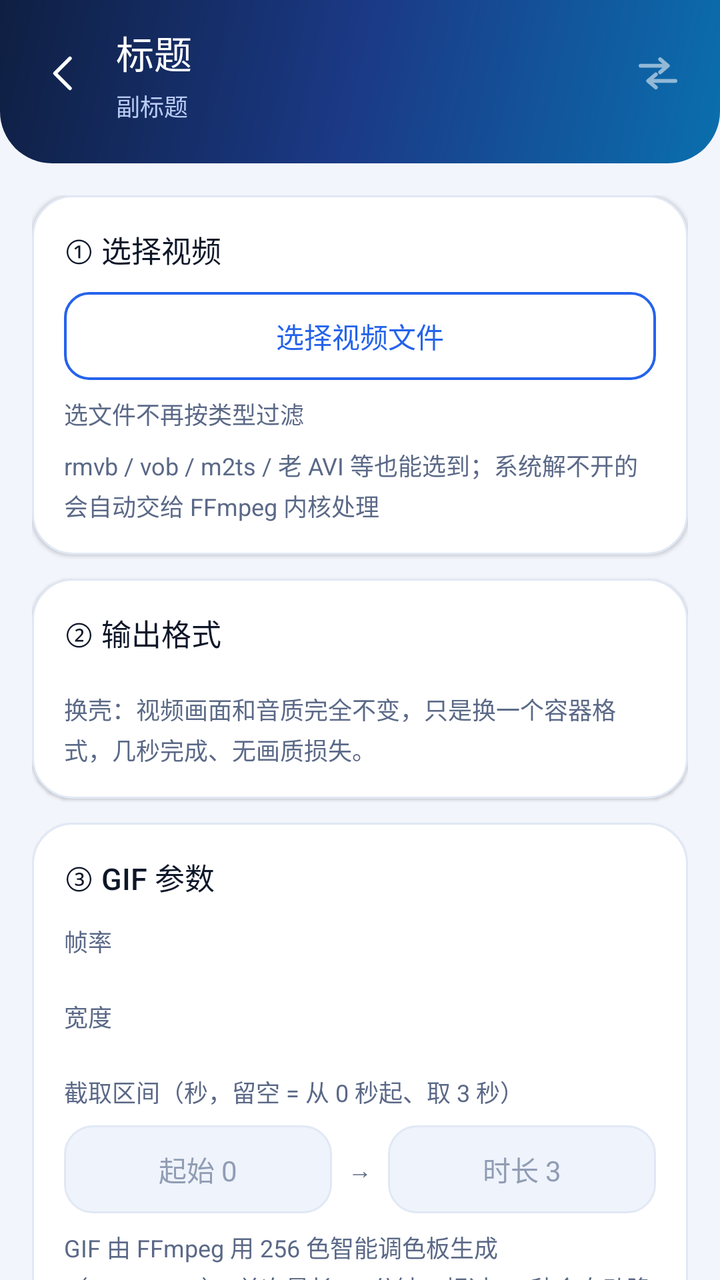
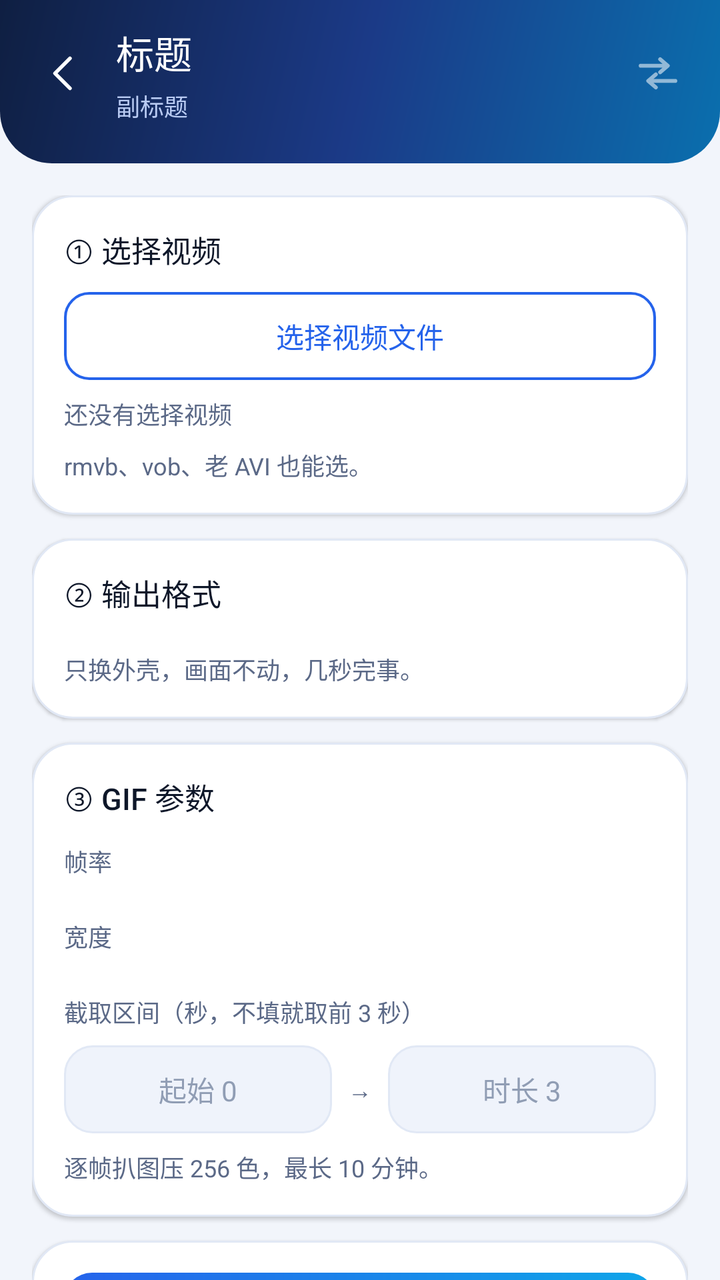

Two renders of the same Android screen: before a commit and after it. Below are the layout's source before the change and the commit's diff.
<!-- AndroidManifest.xml: application theme AppTheme -->
<!-- res/layout/activity_video.xml -->
<?xml version="1.0" encoding="utf-8"?>
<ScrollView xmlns:android="http://schemas.android.com/apk/res/android"
    android:layout_width="match_parent"
    android:layout_height="match_parent"
    android:background="@color/bg"
    android:fillViewport="true"
    android:scrollbars="none">

    <LinearLayout
        android:layout_width="match_parent"
        android:layout_height="wrap_content"
        android:orientation="vertical">

        <include layout="@layout/part_topbar" />

        <LinearLayout
            android:layout_width="match_parent"
            android:layout_height="wrap_content"
            android:orientation="vertical"
            android:paddingLeft="16dp"
            android:paddingTop="16dp"
            android:paddingRight="16dp"
            android:paddingBottom="28dp">

            <LinearLayout
                android:layout_width="match_parent"
                android:layout_height="wrap_content"
                android:background="@drawable/bg_card"
                android:elevation="1dp"
                android:orientation="vertical"
                android:padding="16dp">

                <TextView
                    android:layout_width="wrap_content"
                    android:layout_height="wrap_content"
                    android:text="① 选择视频"
                    style="@style/CardText" />

                <Button
                    android:id="@+id/btnPickVideo"
                    android:layout_width="match_parent"
                    android:layout_height="wrap_content"
                    android:layout_marginTop="10dp"
                    android:text="选择视频文件"
                    style="@style/GhostButton" />

                <TextView
                    android:id="@+id/tvVideoInfo"
                    android:layout_width="match_parent"
                    android:layout_height="wrap_content"
                    android:layout_marginTop="8dp"
                    android:text="选文件不再按类型过滤"
                    style="@style/CaptionText" />

                <TextView
                    android:layout_width="match_parent"
                    android:layout_height="wrap_content"
                    android:layout_marginTop="8dp"
                    android:text="rmvb / vob / m2ts / 老 AVI 等也能选到；系统解不开的会自动交给 FFmpeg 内核处理"
                    style="@style/CaptionText" />

            </LinearLayout>

            <LinearLayout
                android:layout_width="match_parent"
                android:layout_height="wrap_content"
                android:layout_marginTop="12dp"
                android:background="@drawable/bg_card"
                android:elevation="1dp"
                android:orientation="vertical"
                android:padding="16dp">

                <TextView
                    android:layout_width="wrap_content"
                    android:layout_height="wrap_content"
                    android:text="② 输出格式"
                    style="@style/CardText" />

                <HorizontalScrollView
                    android:layout_width="match_parent"
                    android:layout_height="wrap_content"
                    android:layout_marginTop="10dp"
                    android:scrollbars="none">

                    <LinearLayout
                        android:id="@+id/videoOutChips"
                        android:layout_width="wrap_content"
                        android:layout_height="wrap_content"
                        android:orientation="horizontal" />
                </HorizontalScrollView>

                <TextView
                    android:id="@+id/tvOutHint"
                    android:layout_width="match_parent"
                    android:layout_height="wrap_content"
                    android:layout_marginTop="8dp"
                    android:text="换壳：视频画面和音质完全不变，只是换一个容器格式，几秒完成、无画质损失。"
                    style="@style/CaptionText" />
            </LinearLayout>

            <LinearLayout
                android:id="@+id/gifParamCard"
                android:layout_width="match_parent"
                android:layout_height="wrap_content"
                android:layout_marginTop="12dp"
                android:background="@drawable/bg_card"
                android:elevation="1dp"
                android:orientation="vertical"
                android:padding="16dp">

                <TextView
                    android:layout_width="wrap_content"
                    android:layout_height="wrap_content"
                    android:text="③ GIF 参数"
                    style="@style/CardText" />

                <TextView
                    android:layout_width="wrap_content"
                    android:layout_height="wrap_content"
                    android:layout_marginTop="12dp"
                    android:text="帧率"
                    style="@style/CaptionText" />

                <HorizontalScrollView
                    android:layout_width="match_parent"
                    android:layout_height="wrap_content"
                    android:layout_marginTop="8dp"
                    android:scrollbars="none">

                    <LinearLayout
                        android:id="@+id/gifFpsChips"
                        android:layout_width="wrap_content"
                        android:layout_height="wrap_content"
                        android:orientation="horizontal" />
                </HorizontalScrollView>

                <TextView
                    android:layout_width="wrap_content"
                    android:layout_height="wrap_content"
                    android:layout_marginTop="12dp"
                    android:text="宽度"
                    style="@style/CaptionText" />

                <HorizontalScrollView
                    android:layout_width="match_parent"
                    android:layout_height="wrap_content"
                    android:layout_marginTop="8dp"
                    android:scrollbars="none">

                    <LinearLayout
                        android:id="@+id/gifWidthChips"
                        android:layout_width="wrap_content"
                        android:layout_height="wrap_content"
                        android:orientation="horizontal" />
                </HorizontalScrollView>

                <TextView
                    android:layout_width="wrap_content"
                    android:layout_height="wrap_content"
                    android:layout_marginTop="12dp"
                    android:text="截取区间（秒，留空 = 从 0 秒起、取 3 秒）"
                    style="@style/CaptionText" />

                <LinearLayout
                    android:layout_width="match_parent"
                    android:layout_height="wrap_content"
                    android:layout_marginTop="8dp"
                    android:gravity="center_vertical"
                    android:orientation="horizontal">

                    <EditText
                        android:id="@+id/etGifStart"
                        android:layout_width="0dp"
                        android:layout_height="44dp"
                        android:layout_weight="1"
                        android:background="@drawable/bg_input"
                        android:gravity="center"
                        android:hint="起始 0"
                        android:inputType="numberDecimal"
                        android:singleLine="true"
                        android:textColor="@color/text_primary"
                        android:textColorHint="@color/text_tertiary"
                        android:textSize="14sp" />

                    <TextView
                        android:layout_width="wrap_content"
                        android:layout_height="wrap_content"
                        android:layout_marginLeft="8dp"
                        android:layout_marginRight="8dp"
                        android:text="→"
                        style="@style/CaptionText" />

                    <EditText
                        android:id="@+id/etGifDuration"
                        android:layout_width="0dp"
                        android:layout_height="44dp"
                        android:layout_weight="1"
                        android:background="@drawable/bg_input"
                        android:gravity="center"
                        android:hint="时长 3"
                        android:inputType="numberDecimal"
                        android:singleLine="true"
                        android:textColor="@color/text_primary"
                        android:textColorHint="@color/text_tertiary"
                        android:textSize="14sp" />
                </LinearLayout>

                <TextView
                    android:layout_width="match_parent"
                    android:layout_height="wrap_content"
                    android:layout_marginTop="8dp"
                    android:text="GIF 由 FFmpeg 用 256 色智能调色板生成（palettegen），单次最长 10 分钟；超过 60 秒会自动降帧率、压宽度，帧率越高越流畅，文件也越大。"
                    style="@style/CaptionText" />
            </LinearLayout>

            <LinearLayout
                android:id="@+id/frameParamCard"
                android:layout_width="match_parent"
                android:layout_height="wrap_content"
                android:layout_marginTop="12dp"
                android:background="@drawable/bg_card"
                android:elevation="1dp"
                android:orientation="vertical"
                android:padding="16dp"
                android:visibility="gone">

                <TextView
                    android:layout_width="wrap_content"
                    android:layout_height="wrap_content"
                    android:text="③ 抽帧间隔"
                    style="@style/CardText" />

                <LinearLayout
                    android:id="@+id/frameIntervalChips"
                    android:layout_width="match_parent"
                    android:layout_height="wrap_content"
                    android:layout_marginTop="10dp"
                    android:orientation="horizontal" />

                <TextView
                    android:layout_width="match_parent"
                    android:layout_height="wrap_content"
                    android:layout_marginTop="8dp"
                    android:text="按间隔导出 JPG 图片，单次最多 300 张；按 0.5 秒间隔算，够 150 秒的片子。"
                    style="@style/CaptionText" />
            </LinearLayout>

            <LinearLayout
                android:layout_width="match_parent"
                android:layout_height="wrap_content"
                android:layout_marginTop="12dp"
                android:background="@drawable/bg_card"
                android:elevation="1dp"
                android:orientation="vertical"
                android:padding="16dp">

                <Button
                    android:id="@+id/btnVideoConvert"
                    android:layout_width="match_parent"
                    android:layout_height="wrap_content"
                    android:text="开始转换"
                    style="@style/PrimaryButton" />

                <ProgressBar
                    android:id="@+id/pbVideo"
                    android:layout_width="match_parent"
                    android:layout_height="wrap_content"
                    android:layout_marginTop="10dp"
                    android:indeterminateTint="@color/brand"
                    android:visibility="gone" />

                <TextView
                    android:id="@+id/tvVideoStatus"
                    android:layout_width="match_parent"
                    android:layout_height="wrap_content"
                    android:layout_marginTop="8dp"
                    android:text="处理进度会显示在这里"
                    style="@style/CaptionText" />

                <LinearLayout
                    android:id="@+id/videoResultHost"
                    android:layout_width="match_parent"
                    android:layout_height="wrap_content"
                    android:layout_marginTop="6dp"
                    android:orientation="vertical" />

                <Button
                    android:id="@+id/btnVideoSaveAll"
                    android:layout_width="match_parent"
                    android:layout_height="wrap_content"
                    android:layout_marginTop="12dp"
                    android:text="全部保存到指定目录"
                    android:visibility="gone"
                    style="@style/SoftButton" />
            </LinearLayout>
        </LinearLayout>
    </LinearLayout>
</ScrollView>
<!-- res/layout/part_topbar.xml (included above) -->
<?xml version="1.0" encoding="utf-8"?>
<LinearLayout xmlns:android="http://schemas.android.com/apk/res/android"
    android:layout_width="match_parent"
    android:layout_height="wrap_content"
    android:background="@drawable/bg_topbar"
    android:orientation="vertical"
    android:paddingLeft="10dp"
    android:paddingTop="12dp"
    android:paddingRight="18dp"
    android:paddingBottom="20dp">

    <LinearLayout
        android:layout_width="match_parent"
        android:layout_height="wrap_content"
        android:gravity="center_vertical"
        android:orientation="horizontal">

        <ImageView
            android:id="@+id/btnBack"
            android:layout_width="44dp"
            android:layout_height="44dp"
            android:background="?android:attr/selectableItemBackgroundBorderless"
            android:contentDescription="返回"
            android:padding="10dp"
            android:src="@drawable/ic_back" />

        <LinearLayout
            android:layout_width="0dp"
            android:layout_height="wrap_content"
            android:layout_marginStart="4dp"
            android:layout_weight="1"
            android:orientation="vertical">

            <TextView
                android:id="@+id/tvTitle"
                android:layout_width="wrap_content"
                android:layout_height="wrap_content"
                android:fontFamily="sans-serif-medium"
                android:textColor="@color/white"
                android:textSize="19sp"
                android:text="标题" />

            <TextView
                android:id="@+id/tvSubtitle"
                android:layout_width="wrap_content"
                android:layout_height="wrap_content"
                android:layout_marginTop="4dp"
                android:textColor="@color/header_sub"
                android:textSize="12sp"
                android:text="副标题" />
        </LinearLayout>

        <ImageView
            android:id="@+id/ivHeaderIcon"
            android:layout_width="26dp"
            android:layout_height="26dp"
            android:alpha="0.55"
            android:contentDescription="@null"
            android:src="@drawable/ic_swap" />
    </LinearLayout>
</LinearLayout>
<!-- resources referenced by this layout -->
<resources>
  <color name="bg">#F2F5FB</color>
  <color name="brand">#2563EB</color>
  <color name="header_sub">#B9CBF3</color>
  <color name="text_primary">#0E1729</color>
  <color name="text_tertiary">#909DB4</color>
  <color name="white">#FFFFFF</color>
  <!-- drawable bg_card (drawable) -->
  <?xml version="1.0" encoding="utf-8"?>
  <shape xmlns:android="http://schemas.android.com/apk/res/android" android:shape="rectangle">
      <solid android:color="@color/surface" />
      <corners android:radius="20dp" />
      <stroke android:width="1dp" android:color="@color/divider" />
  </shape>
  <!-- drawable bg_input (drawable) -->
  <?xml version="1.0" encoding="utf-8"?>
  <shape xmlns:android="http://schemas.android.com/apk/res/android" android:shape="rectangle">
      <solid android:color="@color/surface_alt" />
      <corners android:radius="14dp" />
      <stroke android:width="1dp" android:color="@color/divider" />
  </shape>
  <!-- drawable bg_topbar (drawable) -->
  <?xml version="1.0" encoding="utf-8"?>
  <shape xmlns:android="http://schemas.android.com/apk/res/android" android:shape="rectangle">
      <gradient android:angle="315" android:startColor="@color/brand_deep" android:centerColor="@color/brand_mid" android:endColor="#0A6FAE" android:type="linear" />
      <corners android:bottomLeftRadius="26dp" android:bottomRightRadius="26dp" />
  </shape>
  <!-- drawable ic_back (drawable) -->
  <?xml version="1.0" encoding="utf-8"?>
  <vector xmlns:android="http://schemas.android.com/apk/res/android"
      android:width="24dp" android:height="24dp"
      android:viewportWidth="24" android:viewportHeight="24">
      <path android:pathData="M15,4.5L7.5,12L15,19.5" android:strokeColor="#FFFFFF" android:strokeWidth="1.8" android:fillColor="#00000000" android:strokeLineCap="round" android:strokeLineJoin="round" />
  </vector>
  <style name="CaptionText">
          <item name="android:textColor">@color/text_secondary</item>
          <item name="android:textSize">12sp</item>
          <item name="android:lineSpacingExtra">3sp</item>
      </style>
  <style name="CardText">
          <item name="android:textColor">@color/text_primary</item>
          <item name="android:textSize">15sp</item>
          <item name="android:fontFamily">sans-serif-medium</item>
      </style>
  <color name="surface">#FFFFFF</color>
  <color name="divider">#E1E8F5</color>
  <color name="surface_alt">#EFF3FB</color>
  <color name="brand_deep">#0F1F42</color>
  <color name="brand_mid">#1B3A87</color>
  <color name="text_secondary">#5B6987</color>
  <!-- drawable bg_btn_ghost (drawable) -->
  <?xml version="1.0" encoding="utf-8"?>
  <ripple xmlns:android="http://schemas.android.com/apk/res/android" android:color="#1A2563EB">
      <item>
          <shape android:shape="rectangle">
              <solid android:color="@color/surface" />
              <corners android:radius="12dp" />
              <stroke android:width="1.2dp" android:color="@color/brand" />
          </shape>
      </item>
  </ripple>
  <!-- drawable bg_btn_primary (drawable) -->
  <?xml version="1.0" encoding="utf-8"?>
  <ripple xmlns:android="http://schemas.android.com/apk/res/android" android:color="#4DFFFFFF">
      <item>
          <shape android:shape="rectangle">
              <gradient android:angle="0" android:startColor="@color/brand" android:endColor="@color/accent" android:type="linear" />
              <corners android:radius="14dp" />
          </shape>
      </item>
  </ripple>
  <!-- drawable bg_btn_soft (drawable) -->
  <?xml version="1.0" encoding="utf-8"?>
  <ripple xmlns:android="http://schemas.android.com/apk/res/android" android:color="#220E1729">
      <item>
          <shape android:shape="rectangle">
              <solid android:color="@color/surface_alt" />
              <corners android:radius="12dp" />
              <stroke android:width="1dp" android:color="@color/divider" />
          </shape>
      </item>
  </ripple>
  <color name="accent">#0EA5E9</color>
  <!-- unchanged entries left out for length: 5 -->
</resources>

<!-- the commit's change to res/layout/activity_video.xml (unified diff, before → after) -->
@@ -49,14 +49,14 @@
                     android:layout_width="match_parent"
                     android:layout_height="wrap_content"
                     android:layout_marginTop="8dp"
-                    android:text="选文件不再按类型过滤"
-                    style="@style/CaptionText" />
-
-                <TextView
-                    android:layout_width="match_parent"
-                    android:layout_height="wrap_content"
-                    android:layout_marginTop="8dp"
-                    android:text="rmvb / vob / m2ts / 老 AVI 等也能选到；系统解不开的会自动交给 FFmpeg 内核处理"
+                    android:text="还没有选择视频"
+                    style="@style/CaptionText" />
+
+                <TextView
+                    android:layout_width="match_parent"
+                    android:layout_height="wrap_content"
+                    android:layout_marginTop="8dp"
+                    android:text="rmvb、vob、老 AVI 也能选。"
                     style="@style/CaptionText" />
 
             </LinearLayout>
@@ -94,7 +94,7 @@
                     android:layout_width="match_parent"
                     android:layout_height="wrap_content"
                     android:layout_marginTop="8dp"
-                    android:text="换壳：视频画面和音质完全不变，只是换一个容器格式，几秒完成、无画质损失。"
+                    android:text="只换外壳，画面不动，几秒完事。"
                     style="@style/CaptionText" />
             </LinearLayout>
 
@@ -158,7 +158,7 @@
                     android:layout_width="wrap_content"
                     android:layout_height="wrap_content"
                     android:layout_marginTop="12dp"
-                    android:text="截取区间（秒，留空 = 从 0 秒起、取 3 秒）"
+                    android:text="截取区间（秒，不填就取前 3 秒）"
                     style="@style/CaptionText" />
 
                 <LinearLayout
@@ -209,7 +209,7 @@
                     android:layout_width="match_parent"
                     android:layout_height="wrap_content"
                     android:layout_marginTop="8dp"
-                    android:text="GIF 由 FFmpeg 用 256 色智能调色板生成（palettegen），单次最长 10 分钟；超过 60 秒会自动降帧率、压宽度，帧率越高越流畅，文件也越大。"
+                    android:text="逐帧扒图压 256 色，最长 10 分钟。"
                     style="@style/CaptionText" />
             </LinearLayout>
 
@@ -241,7 +241,7 @@
                     android:layout_width="match_parent"
                     android:layout_height="wrap_content"
                     android:layout_marginTop="8dp"
-                    android:text="按间隔导出 JPG 图片，单次最多 300 张；按 0.5 秒间隔算，够 150 秒的片子。"
+                    android:text="按间隔出 JPG，一次最多 300 张。"
                     style="@style/CaptionText" />
             </LinearLayout>
 
